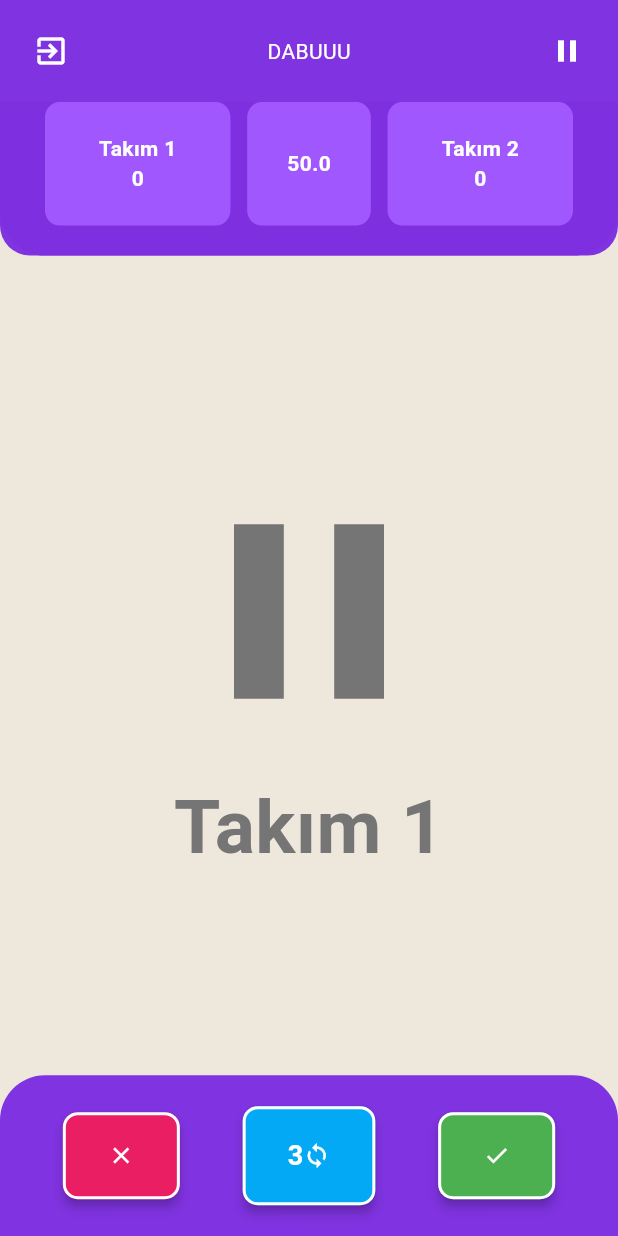
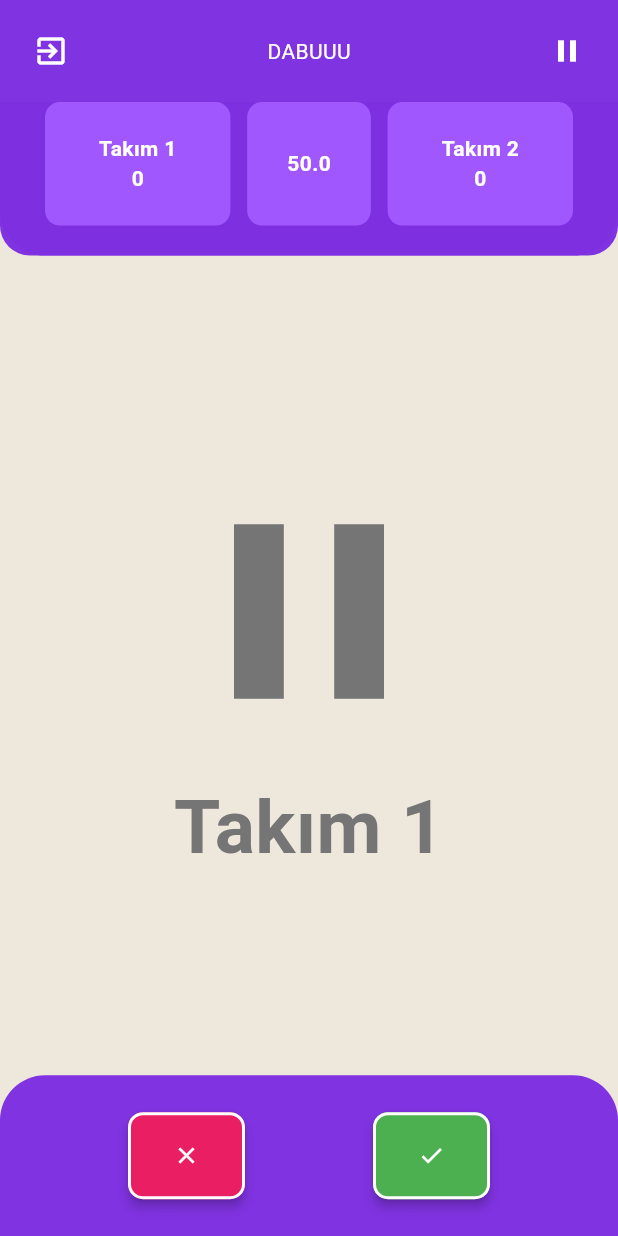
Before and after one commit to ensarsnr/Flutter-Game, a Flutter app: the GameView screen opened directly, on a phone screen of 412 x 824 dp. Run offline on Flutter 3.47's test engine with Material 3 defaults, Android fonts, the phone set to English and light mode, and no system bars; drawn by our look-alikes of timer_count_down; our stand-ins replace vibration.

```diff
--- a/lib/feature/view/game.dart
+++ b/lib/feature/view/game.dart
@@ -3,6 +3,7 @@ import 'dart:math';
 import 'package:flutter/material.dart';
 import 'package:flutter/services.dart';
 import 'package:flutter_game/constants/app_color.dart';
+import 'package:flutter_game/feature/view/game_end.dart';
 import 'package:flutter_game/feature/view/home.dart';
 import 'package:flutter_game/model/words/words_list.dart';
 import 'package:flutter_game/product/widgets/card/game_card.dart';
@@ -11,7 +12,7 @@ import 'package:flutter_game/product/widgets/buttons/game_buttons.dart';
 import 'package:provider/provider.dart';
 import 'package:timer_count_down/timer_controller.dart';
 import 'package:timer_count_down/timer_count_down.dart';
-import '../../model/words/words_list.dart';
+import 'package:vibration/vibration.dart';
 
 class GameView extends StatefulWidget {
   const GameView({Key? key}) : super(key: key);
@@ -24,6 +25,7 @@ int randomWords = 0;
 
 class _GameViewState extends State<GameView> with WidgetsBindingObserver {
   bool isPaused = true;
+  bool isTimeOver = false;
 
   // Takım güncellemeleri
   bool isTeamTurn = true;
@@ -32,7 +34,7 @@ class _GameViewState extends State<GameView> with WidgetsBindingObserver {
   int round = 0;
 
   final CountdownController _timerController =
-      new CountdownController(autoStart: false);
+      CountdownController(autoStart: false);
 
   @override
   void initState() {
@@ -71,7 +73,6 @@ class _GameViewState extends State<GameView> with WidgetsBindingObserver {
         String team1 = settingsProvider.team1 ?? "Takım 1";
         String team2 = settingsProvider.team2 ?? "Takım 2";
         int second = settingsProvider.second ?? 50;
-        int health = settingsProvider.lives ?? 3;
         int point = settingsProvider.point ?? 20;
 
         return Scaffold(
@@ -198,6 +199,9 @@ class _GameViewState extends State<GameView> with WidgetsBindingObserver {
                                 seconds: second,
                                 interval: const Duration(milliseconds: 100),
                                 build: (BuildContext context, double time) {
+                                  if (time < 5) {
+                                    vibratePhone();
+                                  }
                                   return Text(
                                     time.toString(),
                                     style: const TextStyle(
@@ -220,39 +224,7 @@ class _GameViewState extends State<GameView> with WidgetsBindingObserver {
                                     // Her roundda 1 sayı eksilecek.
                                     round++;
                                     if (round >= 2) {
-                                      showDialog(
-                                          barrierDismissible: false,
-                                          context: context,
-                                          builder: (BuildContext context) {
-                                            return AlertDialog(
-                                              title: const Text("Tebrikler"),
-                                              actions: [
-                                                Text(
-                                                  teamPoint1 > teamPoint2
-                                                      ? 'Kazanan takım $team1'
-                                                      : teamPoint1 < teamPoint2
-                                                          ? 'Kazanan takım $team2'
-                                                          : 'Berabere',
-                                                ),
-                                                TextButton(
-                                                  onPressed: () =>
-                                                      goToHome(context),
-                                                  child: const Text("Anasayfa"),
-                                                ),
-                                                TextButton(
-                                                  onPressed: () {
-                                                    setState(() {
-                                                      teamPoint1 = 0;
-                                                      teamPoint2 = 0;
-                                                      round = 0;
-                                                    });
-                                                    Navigator.pop(context);
-                                                  },
-                                                  child: Text("Tekrar oyna"),
-                                                ),
-                                              ],
-                                            );
-                                          });
+                                      isTimeOver = true;
                                     }
                                     print("round: " + round.toString());
                                   });
@@ -297,11 +269,21 @@ class _GameViewState extends State<GameView> with WidgetsBindingObserver {
                     ? Container(
                         child: Column(
                           children: [
+                            isTimeOver
+                                ? EndGame(
+                                    winnerTeam: teamPoint1 > teamPoint2
+                                        ? team1
+                                        : teamPoint1 < teamPoint2
+                                            ? team2
+                                            : "Berabere")
+                                : Column(
+                                    children: [
                                       IconButton(
                                         icon: const Icon(
                                           Icons.pause,
                                           size: 200,
-                              color: Color.fromARGB(255, 117, 117, 117),
+                                          color: Color.fromARGB(
+                                              255, 117, 117, 117),
                                         ),
                                         onPressed: () {
                                           setState(() {
@@ -319,11 +301,15 @@ class _GameViewState extends State<GameView> with WidgetsBindingObserver {
                                         style: TextStyle(
                                           fontSize: 50,
                                           fontWeight: FontWeight.bold,
-                              color: Color.fromARGB(255, 117, 117, 117),
+                                          color: Color.fromARGB(
+                                              255, 117, 117, 117),
                                         ),
                                       )
                                     ],
-                      ))
+                                  )
+                          ],
+                        ),
+                      )
                     : WordCards(listData: tabooWords[randomNumber()]),
               ),
               // Bottom
@@ -362,30 +348,6 @@ class _GameViewState extends State<GameView> with WidgetsBindingObserver {
                     ),
                     GameButtons(
                       onPressed: () {
-                        setState(() {
-                          health = health! - 1;
-                        });
-                      },
-                      child: Row(
-                        children: [
-                          Text(
-                            health.toString(),
-                            style: TextStyle(
-                              color: Colors.white,
-                              fontWeight: FontWeight.bold,
-                              fontSize: 18,
-                            ),
-                          ),
-                          Icon(
-                            Icons.loop,
-                            color: Colors.white,
-                          ),
-                        ],
-                      ),
-                      backgroundColor: Colors.lightBlue,
-                    ),
-                    GameButtons(
-                      onPressed: () {
                         isPaused
                             ? null
                             : setState(() {
@@ -419,8 +381,12 @@ void goToHome(BuildContext context) {
       context, MaterialPageRoute(builder: (context) => const HomeView()));
 }
 
-randomNumber() {
+int randomNumber() {
   var intRandom = Random().nextInt(tabooWords.length);
   print(intRandom);
   return intRandom;
 }
+
+void vibratePhone() async {
+  Vibration.vibrate(duration: 500); // Telefonu 500 milisaniye boyunca titreştir
+}
```
Lines whose indentation alone changed are shown as unchanged.
